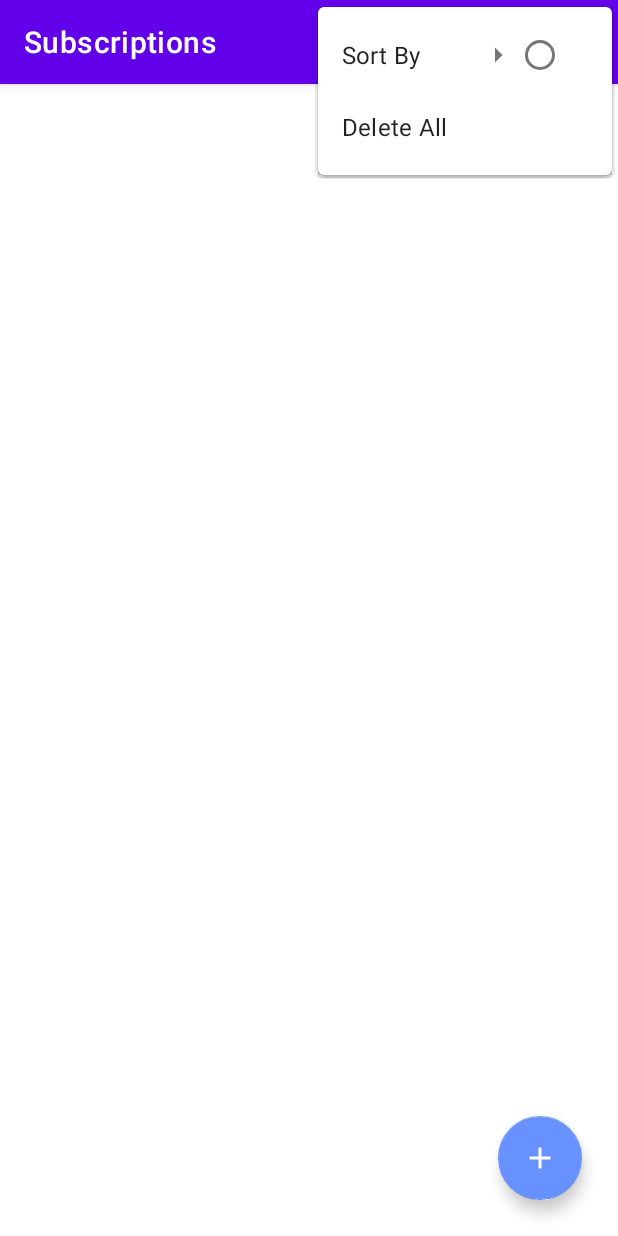
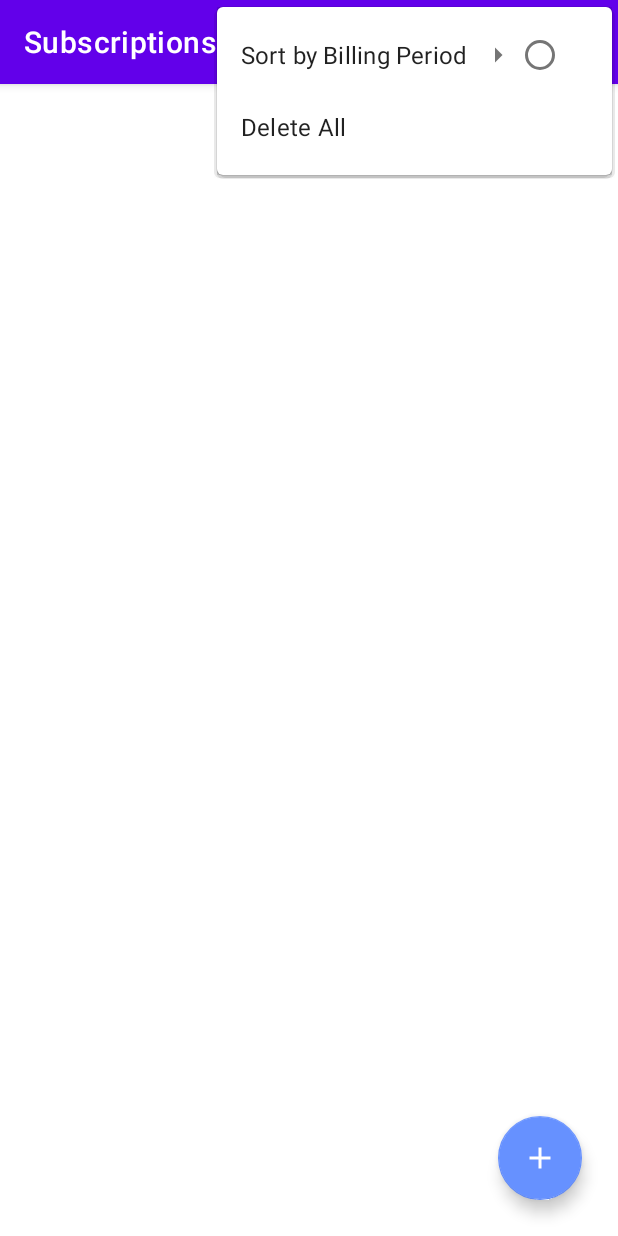
Before and after one commit to boonsuen/recurr, an Android app: the screen it shows after launch (MainActivity), with the options menu open, on a phone screen of 412 x 824 dp. Run offline under Robolectric (Android 15) with nearby library versions, the phone set to English and light mode, and no system bars; our stand-ins replace Room's generated code, data binding, navigation-ui; 3 statements that could not run were skipped.

Commit message:
feat: sort by billing period

```diff
--- a/app/src/main/java/com/boonsuen/recurr/data/SubscriptionDao.kt
+++ b/app/src/main/java/com/boonsuen/recurr/data/SubscriptionDao.kt
@@ -21,4 +21,10 @@ interface SubscriptionDao {
 
     @Query("DELETE FROM subscription_table")
     suspend fun deleteAll()
+
+    @Query("SELECT * FROM subscription_table ORDER BY CASE WHEN billingPeriod LIKE 'W%' THEN 1 WHEN billingPeriod LIKE 'M%' THEN 2 WHEN billingPeriod LIKE 'Y%' THEN 3 END")
+    fun sortByBillingPeriodShortToLong(): LiveData<List<SubscriptionData>>
+
+    @Query("SELECT * FROM subscription_table ORDER BY CASE WHEN billingPeriod LIKE 'Y%' THEN 1 WHEN billingPeriod LIKE 'M%' THEN 2 WHEN billingPeriod LIKE 'W%' THEN 3 END")
+    fun sortByBillingPeriodLongToShort(): LiveData<List<SubscriptionData>>
 }
--- a/app/src/main/java/com/boonsuen/recurr/data/repository/SubscriptionRepository.kt
+++ b/app/src/main/java/com/boonsuen/recurr/data/repository/SubscriptionRepository.kt
@@ -7,6 +7,8 @@ import com.boonsuen.recurr.data.models.SubscriptionData
 class SubscriptionRepository(private val subscriptionDao: SubscriptionDao) {
 
     val getAllData: LiveData<List<SubscriptionData>> = subscriptionDao.getAllData()
+    val sortByBillingPeriodShortToLong: LiveData<List<SubscriptionData>> = subscriptionDao.sortByBillingPeriodShortToLong()
+    val sortByBillingPeriodLongToShort: LiveData<List<SubscriptionData>> = subscriptionDao.sortByBillingPeriodLongToShort()
 
     suspend fun insertData(subscriptionData: SubscriptionData) {
         subscriptionDao.insertData(subscriptionData)
--- a/app/src/main/java/com/boonsuen/recurr/data/viewmodel/SubscriptionViewModel.kt
+++ b/app/src/main/java/com/boonsuen/recurr/data/viewmodel/SubscriptionViewModel.kt
@@ -16,10 +16,14 @@ class SubscriptionViewModel(application: Application): AndroidViewModel(applicat
     private val repository: SubscriptionRepository
 
     val getAllData: LiveData<List<SubscriptionData>>
+    val sortByBillingPeriodShortToLong: LiveData<List<SubscriptionData>>
+    val sortByBillingPeriodLongToShort: LiveData<List<SubscriptionData>>
 
     init {
         repository = SubscriptionRepository(subscriptionDao)
         getAllData = repository.getAllData
+        sortByBillingPeriodShortToLong = repository.sortByBillingPeriodShortToLong
+        sortByBillingPeriodLongToShort = repository.sortByBillingPeriodLongToShort
     }
 
     fun insertData(subscriptionData: SubscriptionData) {
--- a/app/src/main/java/com/boonsuen/recurr/fragments/list/ListFragment.kt
+++ b/app/src/main/java/com/boonsuen/recurr/fragments/list/ListFragment.kt
@@ -22,7 +22,7 @@ import com.google.android.material.floatingactionbutton.FloatingActionButton
 
 class ListFragment : Fragment() {
 
-    private val mSubscriptionDataViewModel: SubscriptionViewModel by viewModels()
+    private val mSubscriptionViewModel: SubscriptionViewModel by viewModels()
     private val mSharedViewModel: SharedViewModel by viewModels()
 
     private val adapter: ListAdapter by lazy { ListAdapter() }
@@ -44,7 +44,7 @@ class ListFragment : Fragment() {
         setupRecyclerView()
 
         // Observe LiveData
-        mSubscriptionDataViewModel.getAllData.observe(viewLifecycleOwner, Observer { data ->
+        mSubscriptionViewModel.getAllData.observe(viewLifecycleOwner, Observer { data ->
             mSharedViewModel.checkIfDatabaseEmpty(data)
             adapter.setData(data)
         })
@@ -66,8 +66,10 @@ class ListFragment : Fragment() {
     }
 
     override fun onOptionsItemSelected(item: MenuItem): Boolean {
-        if (item.itemId == R.id.menu_delete_all) {
-            confirmRemoval()
+        when (item.itemId) {
+            R.id.menu_delete_all -> confirmRemoval()
+            R.id.menu_short_to_long -> mSubscriptionViewModel.sortByBillingPeriodShortToLong.observe(this, Observer { adapter.setData(it) })
+            R.id.menu_long_to_short -> mSubscriptionViewModel.sortByBillingPeriodLongToShort.observe(this, Observer { adapter.setData(it) })
         }
         return super.onOptionsItemSelected(item)
     }
@@ -76,7 +78,7 @@ class ListFragment : Fragment() {
     private fun confirmRemoval() {
         val builder = AlertDialog.Builder(requireContext())
         builder.setPositiveButton("Yes") { _, _ ->
-            mSubscriptionDataViewModel.deleteAll()
+            mSubscriptionViewModel.deleteAll()
             Toast.makeText(
                     requireContext(),
                     "Successfully removed everything!",
--- a/app/src/main/res/drawable/ic_search.xml
+++ /dev/null
@@ -1,10 +0,0 @@
-<vector xmlns:android="http://schemas.android.com/apk/res/android"
-    android:width="24dp"
-    android:height="24dp"
-    android:viewportWidth="24"
-    android:viewportHeight="24"
-    android:tint="?attr/colorControlNormal">
-  <path
-      android:fillColor="@android:color/white"
-      android:pathData="M15.5,14h-0.79l-0.28,-0.27C15.41,12.59 16,11.11 16,9.5 16,5.91 13.09,3 9.5,3S3,5.91 3,9.5 5.91,16 9.5,16c1.61,0 3.09,-0.59 4.23,-1.57l0.27,0.28v0.79l5,4.99L20.49,19l-4.99,-5zM9.5,14C7.01,14 5,11.99 5,9.5S7.01,5 9.5,5 14,7.01 14,9.5 11.99,14 9.5,14z"/>
-</vector>
--- a/app/src/main/res/menu/list_fragment_menu.xml
+++ b/app/src/main/res/menu/list_fragment_menu.xml
@@ -2,28 +2,17 @@
 <menu xmlns:android="http://schemas.android.com/apk/res/android"
     xmlns:app="http://schemas.android.com/apk/res-auto">
 
-    <item
-        android:id="@+id/menu_search"
-        android:title="@string/search"
-        android:icon="@drawable/ic_search"
-        android:iconTint="@color/white"
-        app:showAsAction="ifRoom"
-        app:actionViewClass="androidx.appcompat.widget.SearchView" />
-
     <group android:checkableBehavior="single">
         <item
             android:id="@+id/menu_sortBy"
-            android:title="@string/sort_by">
+            android:title="@string/sort_by_billing_period">
             <menu>
                 <item
-                    android:id="@+id/menu_billing_period_monthly"
-                    android:title="@string/monthly" />
+                    android:id="@+id/menu_short_to_long"
+                    android:title="@string/short_to_long" />
                 <item
-                    android:id="@+id/menu_billing_period_weekly"
-                    android:title="@string/weekly" />
-                <item
-                    android:id="@+id/menu_billing_period_yearly"
-                    android:title="@string/yearly" />
+                    android:id="@+id/menu_long_to_short"
+                    android:title="@string/long_to_short" />
             </menu>
         </item>
     </group>
--- a/app/src/main/res/values/strings.xml
+++ b/app/src/main/res/values/strings.xml
@@ -3,11 +3,9 @@
     <string name="no_data">"Get started by adding\nyour first subscription"</string>
     <string name="name">Name e.g. Spotify</string>
     <string name="amount">Amount $</string>
-    <string name="search">Search</string>
-    <string name="sort_by">Sort By</string>
-    <string name="monthly">Monthly</string>
-    <string name="weekly">Weekly</string>
-    <string name="yearly">Yearly</string>
+    <string name="sort_by_billing_period">Sort by Billing Period</string>
+    <string name="short_to_long">Short to Long</string>
+    <string name="long_to_short">Long to Short</string>
     <string name="delete_all">Delete All</string>
     <string name="add">Add</string>
     <string name="save">Save</string>
```
